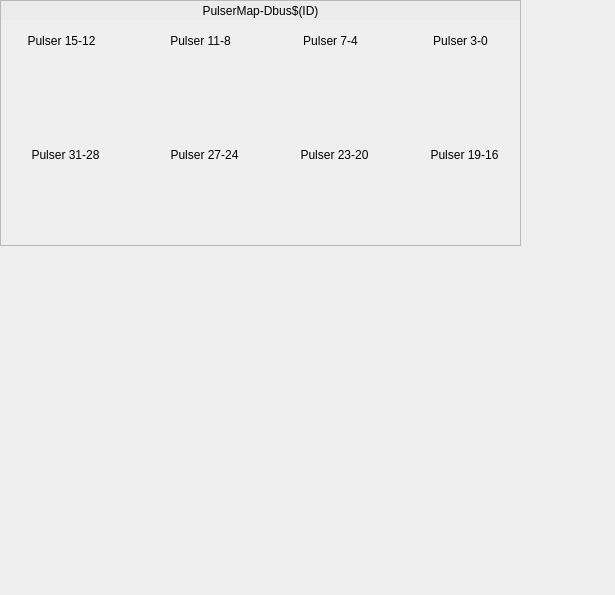
Before: the Qt Designer form evrMrmApp/opi/EVR/G_EVR_dbus.ui in paulscherrerinstitute/mrfioc2, drawn with Qt 5.
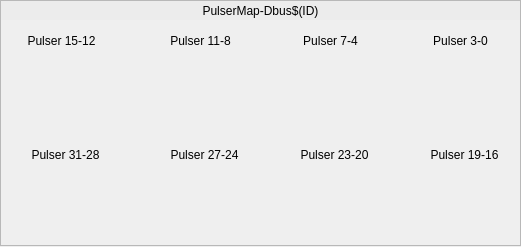
After: the same form once the commit is applied. Custom widgets are drawn as their Qt base class.

```diff
--- a/evrMrmApp/opi/EVR/G_EVR_dbus.ui
+++ b/evrMrmApp/opi/EVR/G_EVR_dbus.ui
@@ -6,8 +6,8 @@
    <rect>
     <x>0</x>
     <y>0</y>
-    <width>615</width>
-    <height>595</height>
+    <width>521</width>
+    <height>247</height>
    </rect>
   </property>
   <property name="windowTitle">
```
